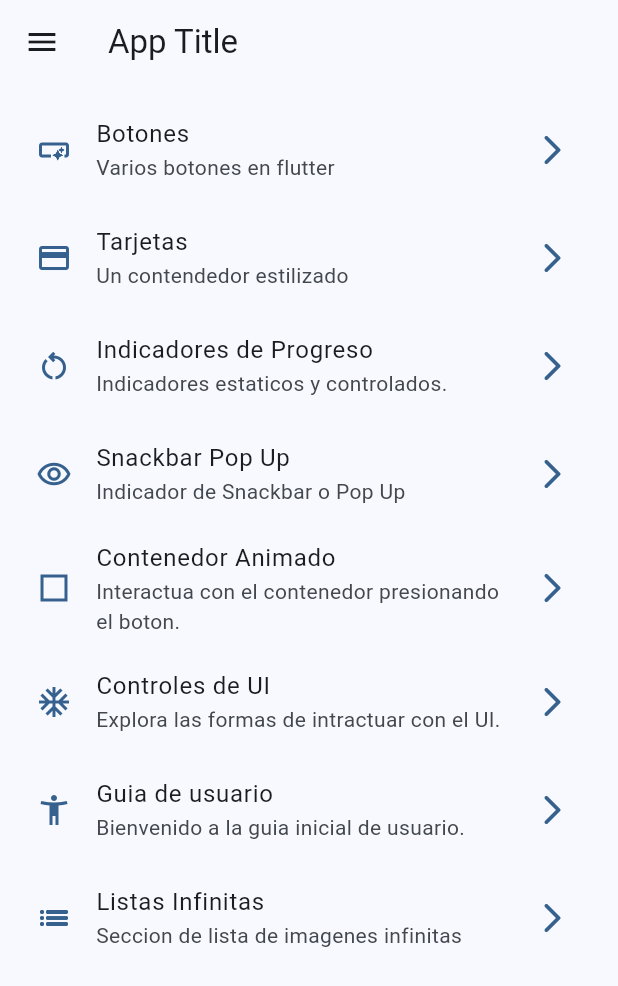
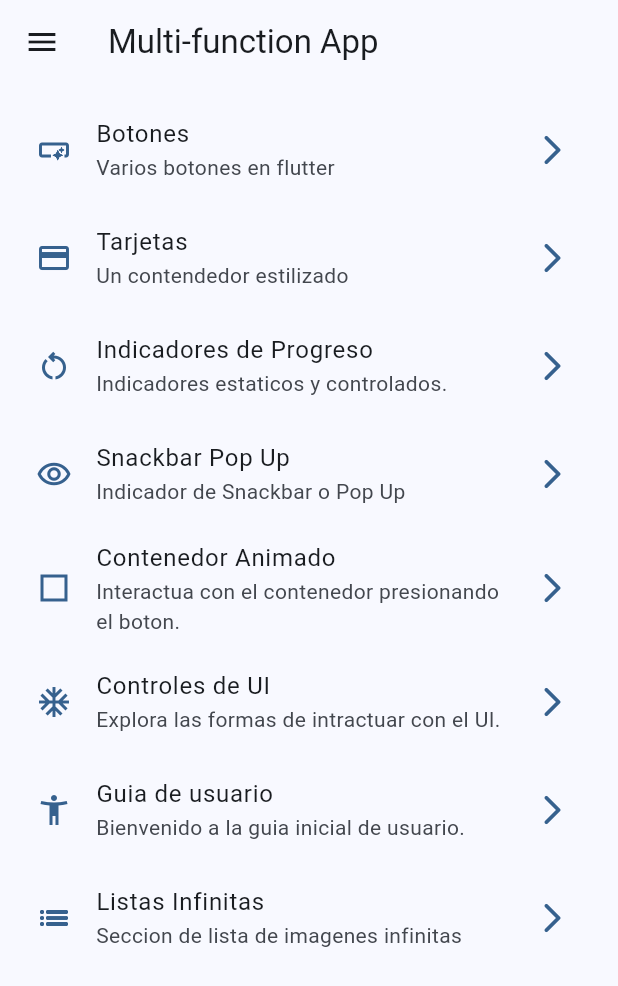
Before and after one commit to josuearroliga/widgetsApp, a Flutter app: the screen it shows after launch, on a phone screen of 412 x 824 dp. Shown: the top 986 px of the screen. Run offline on Flutter 3.47's test engine with Material 3 defaults, Android fonts, the phone set to English and light mode, and no system bars; our stand-ins replace animate_do, go_router.

```diff
--- a/lib/presentation/screens/home/home_screen.dart
+++ b/lib/presentation/screens/home/home_screen.dart
@@ -9,12 +9,15 @@ class HomeScreen extends StatelessWidget {
 
   @override
   Widget build(BuildContext context) {
+    //We define a key to assign it to the scaffold who is the one that opens the side bar, this way we can pass the scaffold state to close the side bar.
+    final scaffoldState = GlobalKey<ScaffoldState>();
     return Scaffold(
+      key: scaffoldState,
       appBar: AppBar(
-        title: Text('App Title'),
+        title: const Text('Multi-function App'),
       ),
       body: _HomeView(),
-      drawer: const SideMenu(),
+      drawer: SideMenu(scaffoldState: scaffoldState),
     );
   }
 }
```
Also changed, not shown: lib/presentation/widgets/app_drawer.dart (+45 -11 lines).
